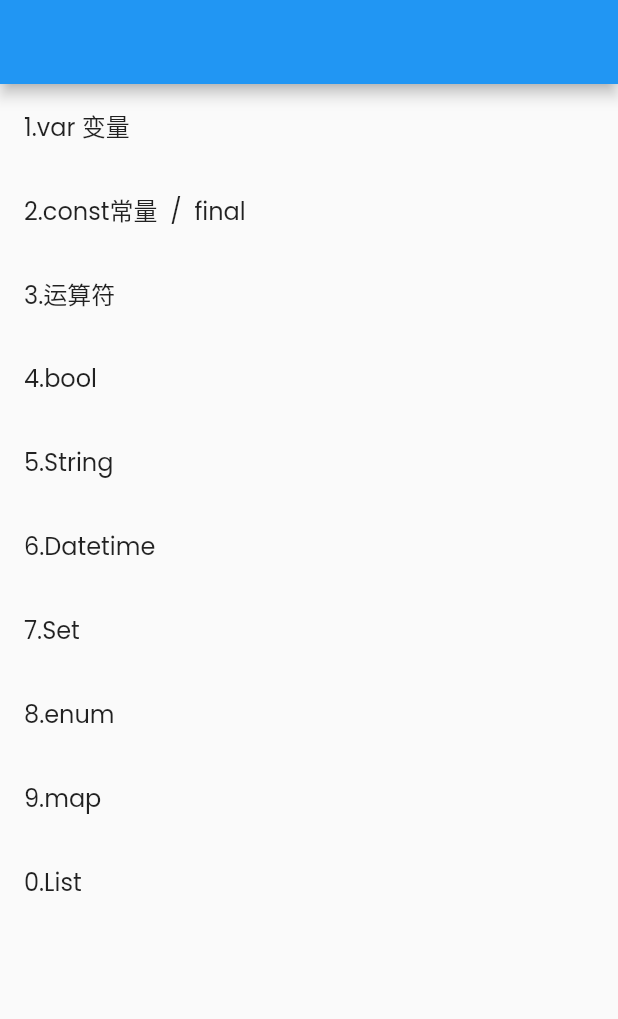
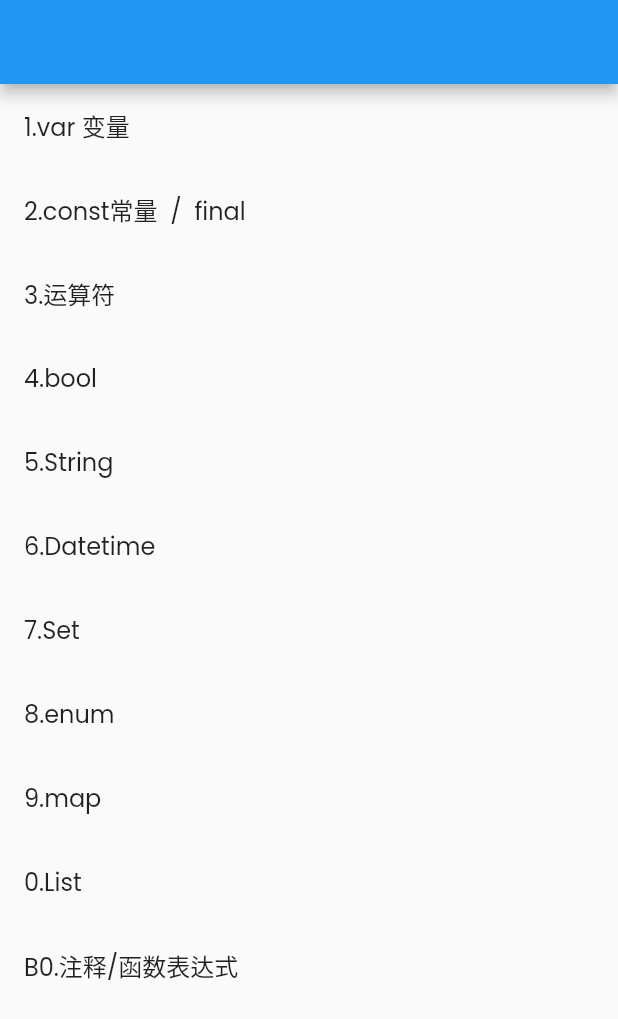
Before and after one commit to Shineforword/lyxy, a Flutter app: the LyDart screen opened directly, on a phone screen of 412 x 824 dp. Shown: the top 1019 px of the screen. Run offline on Flutter 3.47's test engine with Material 2 defaults, Android fonts, the phone set to English and light mode, and no system bars; our stand-ins replace extended_image, flutter_markdown; missing offline and left inert: markdown_syntax_highlighter, wechat_assets_picker; network calls fail.

Commit message:
[dart - function ]

```diff
--- a/lib/explore/dart/ly_dart.dart
+++ b/lib/explore/dart/ly_dart.dart
@@ -43,6 +43,9 @@ class LyDart extends StatelessWidget {
           LyxyExploreItem(
               title: "0.List",
               page: LyxyCodes(mdpwd: "lib/assets/markdown/dart/list.md")),
+          LyxyExploreItem(
+              title: "B0.注释/函数表达式",
+              page: LyxyCodes(mdpwd: "lib/assets/markdown/dart/list.md")),
         ],
       ),
     );
```
Also changed, not shown: 2 other files.
